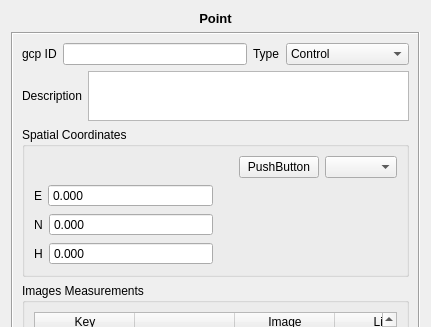
Old version of the form interface/project/PointLayout.ui in the repository e-foto/e-foto; both pictures show x 0 to 431 and y 0 to 327 of the 431 by 574 pixel window.
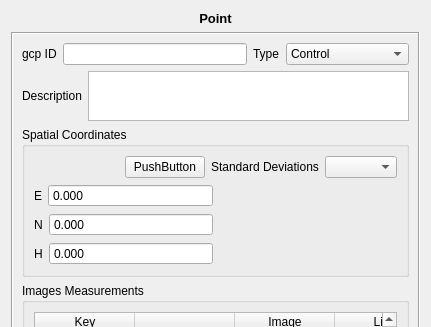
New version of the form. Custom widgets are drawn as their Qt base class.

```diff
--- a/interface/project/PointLayout.ui
+++ b/interface/project/PointLayout.ui
@@ -134,6 +134,13 @@
              </property>
             </widget>
            </item>
+           <item>
+            <widget class="QLabel" name="label_3">
+             <property name="text">
+              <string>Standard Deviations</string>
+             </property>
+            </widget>
+           </item>
            <item>
             <widget class="SigmaFormTypeSelector" name="sigmaSelector"/>
            </item>
```
